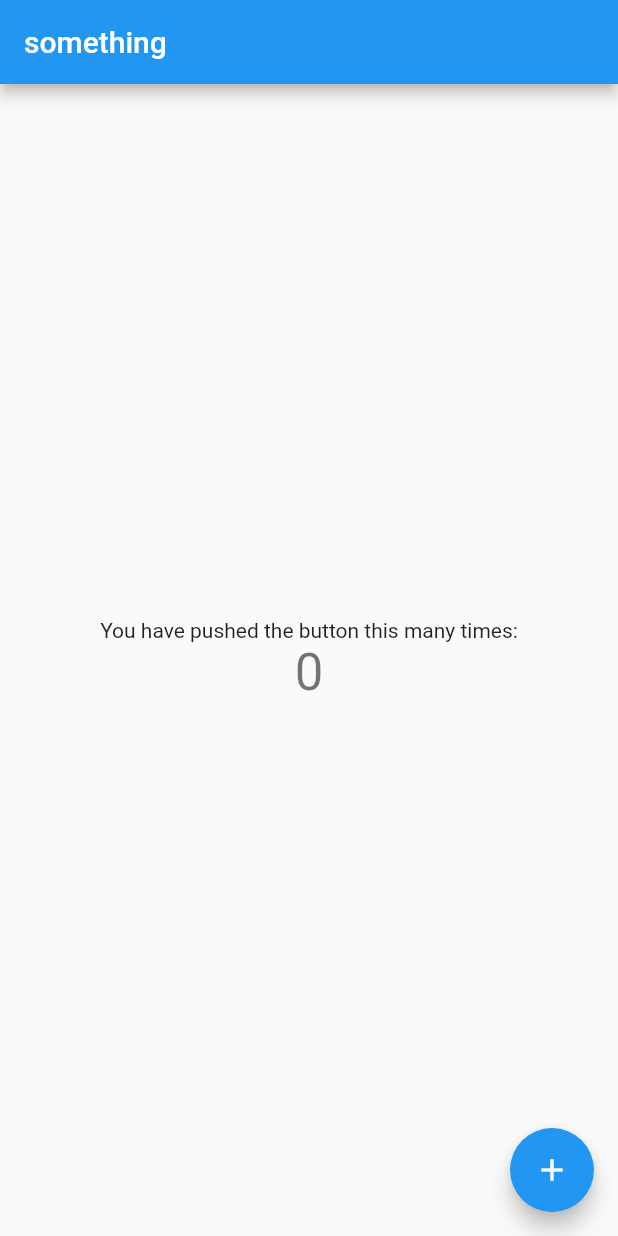
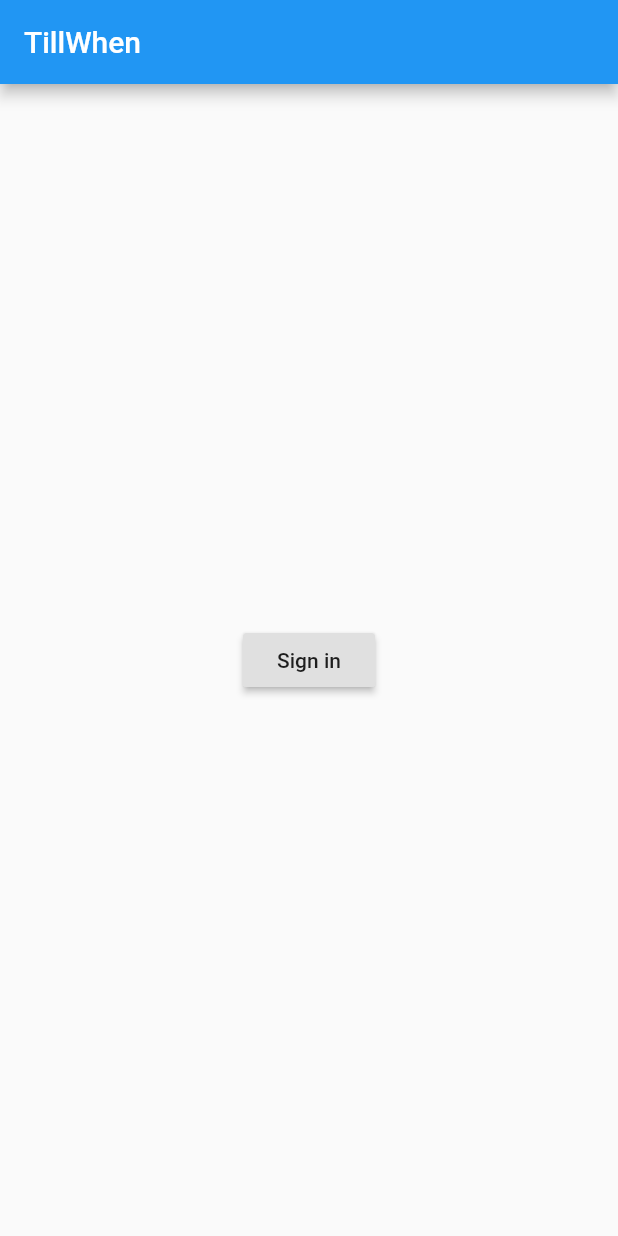
Before and after one commit to leovieira20/till-when-client-flutter, a Flutter app: the screen it shows after launch, on a phone screen of 412 x 824 dp. Run offline on Flutter 3.47's test engine with Material 2 defaults, Android fonts, the phone set to English and light mode, and no system bars; our stand-ins replace firebase_auth, firebase_core, get_it, google_sign_in; accounts and stored records are empty.

Commit message:
feat: google sign in

```diff
--- a/till_when/lib/ioc.dart
+++ b/till_when/lib/ioc.dart
@@ -2,6 +2,7 @@ import 'package:get_it/get_it.dart';
 import 'package:till_when/firebase_init.dart';
 import 'package:till_when/my_app.dart';
 import 'package:till_when/pages/homepage.dart';
+import 'package:till_when/pages/sign_in_page.dart';
 
 GetIt ioc = GetIt.instance;
 
@@ -10,4 +11,5 @@ void setupIoc() {
   ioc.registerFactory(() => MyApp());
 
   ioc.registerFactory(() => MyHomePage(title: "something",));
+  ioc.registerFactory(() => SignInPage());
 }
--- a/till_when/lib/my_app.dart
+++ b/till_when/lib/my_app.dart
@@ -1,4 +1,5 @@
 import 'package:flutter/material.dart';
+import 'package:till_when/pages/sign_in_page.dart';
 import 'package:till_when/router.dart';
 
 class MyApp extends StatelessWidget {
@@ -11,6 +12,7 @@ class MyApp extends StatelessWidget {
         visualDensity: VisualDensity.adaptivePlatformDensity,
       ),
       routes: getRoutes(),
+      initialRoute: SignInPage.routeName,
     );
   }
 }
--- a/till_when/lib/pages/homepage.dart
+++ b/till_when/lib/pages/homepage.dart
@@ -1,6 +1,8 @@
 import 'package:flutter/material.dart';
 
 class MyHomePage extends StatefulWidget {
+  static String routeName = '/homepage';
+
   MyHomePage({Key key, this.title}) : super(key: key);
 
   final String title;
--- /dev/null
+++ b/till_when/lib/pages/sign_in_page.dart
@@ -0,0 +1,47 @@
+import 'package:firebase_auth/firebase_auth.dart';
+import 'package:flutter/material.dart';
+import 'package:google_sign_in/google_sign_in.dart';
+import 'package:till_when/pages/homepage.dart';
+
+class SignInPage extends StatefulWidget {
+  static String routeName = '/signIn';
+
+  @override
+  _SignInPageState createState() => _SignInPageState();
+}
+
+class _SignInPageState extends State<SignInPage> {
+  @override
+  Widget build(BuildContext context) {
+    return Scaffold(
+      appBar: AppBar(
+        title: Text("TillWhen"),
+      ),
+      body: Column(
+        mainAxisAlignment: MainAxisAlignment.center,
+        children: [
+          Center(
+            child: RaisedButton(
+              onPressed: googleSignIn,
+              child: Text("Sign in"),
+            ),
+          )
+        ],
+      ),
+    );
+  }
+
+  Future<void> googleSignIn() async {
+    final GoogleSignInAccount googleUser = await GoogleSignIn().signIn();
+    final GoogleSignInAuthentication googleAuth = await googleUser.authentication;
+
+    final GoogleAuthCredential credential = GoogleAuthProvider.credential(
+      accessToken: googleAuth.accessToken,
+      idToken: googleAuth.idToken,
+    );
+
+    await FirebaseAuth.instance.signInWithCredential(credential);
+
+    Navigator.popAndPushNamed(context, MyHomePage.routeName);
+  }
+}
--- a/till_when/lib/router.dart
+++ b/till_when/lib/router.dart
@@ -1,9 +1,11 @@
 import 'package:flutter/material.dart';
 import 'package:till_when/ioc.dart';
 import 'package:till_when/pages/homepage.dart';
+import 'package:till_when/pages/sign_in_page.dart';
 
 Map<String, WidgetBuilder> getRoutes() {
   return {
-    "/": (context) => ioc<MyHomePage>()
+    MyHomePage.routeName: (context) => ioc<MyHomePage>(),
+    SignInPage.routeName: (context) => ioc<SignInPage>(),
   };
 }
--- a/till_when/pubspec.yaml
+++ b/till_when/pubspec.yaml
@@ -16,6 +16,8 @@ dependencies:
 
   get_it: 4.0.4
   firebase_core: 0.5.0
+  firebase_auth: 0.18.0+1
+  google_sign_in: 4.5.1
 
 dev_dependencies:
   flutter_test:
```
Also changed, not shown: till_when/pubspec.lock, 6 other files.
